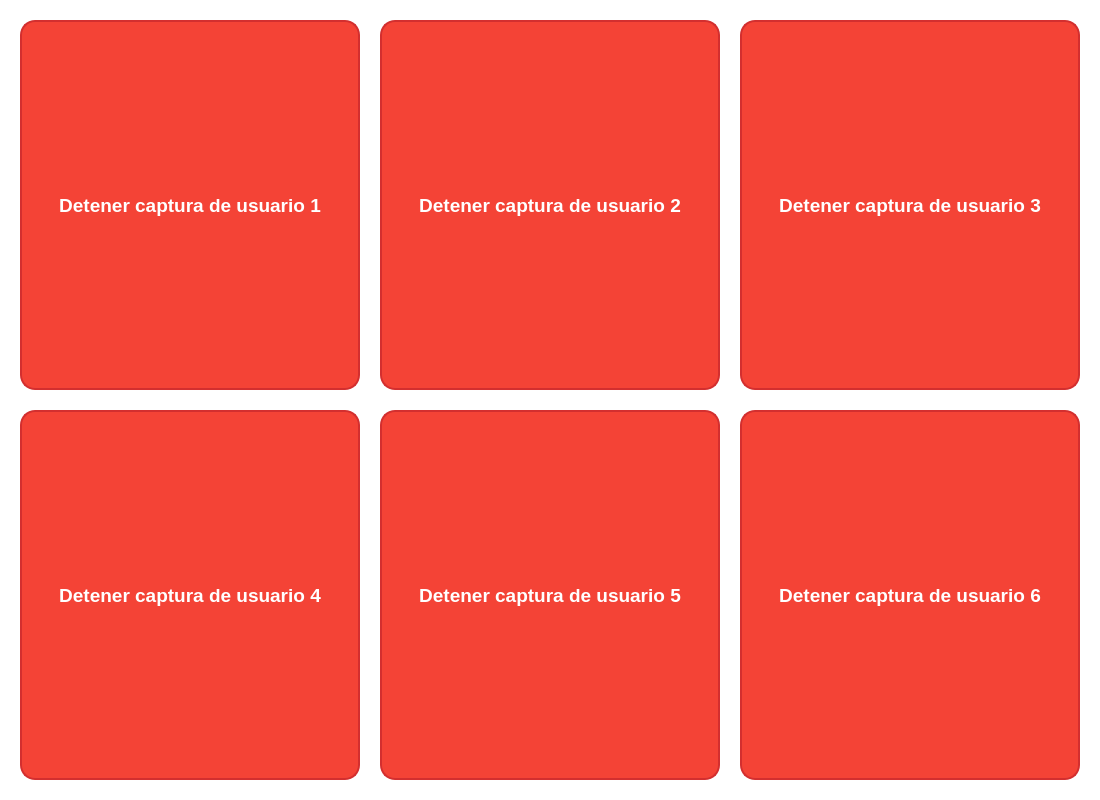
Qt form ui/experiment/running_exp.ui (juanesmz/SensoTaster) before a commit.
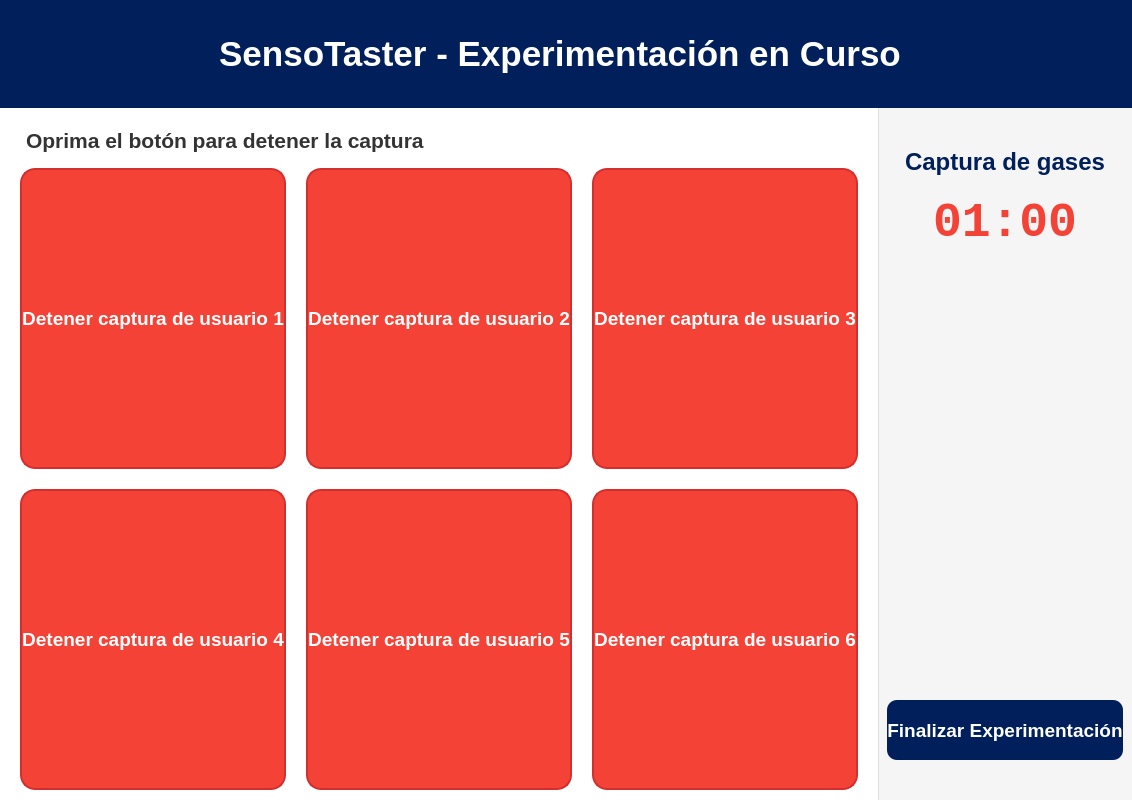
The same form after that commit. Icons and pictures are not drawn.

Commit message: Mejoras en el flujo de experimentación: validación EMG, captura de gases (1 min, LabJack mapping), timers visuales, inicio asíncrono y rediseño de UI en RunningExp.

The edit to the form file:
```diff
--- a/ui/experiment/running_exp.ui
+++ b/ui/experiment/running_exp.ui
@@ -18,21 +18,170 @@
     background-color: white;
 }</string>
   </property>
+  <layout class="QVBoxLayout" name="mainVerticalLayout">
+   <property name="spacing">
+    <number>0</number>
+   </property>
+   <property name="leftMargin">
+    <number>0</number>
+   </property>
+   <property name="topMargin">
+    <number>0</number>
+   </property>
+   <property name="rightMargin">
+    <number>0</number>
+   </property>
+   <property name="bottomMargin">
+    <number>0</number>
+   </property>
+   <item>
+    <widget class="QWidget" name="headerWidget" native="true">
+     <property name="minimumSize">
+      <size>
+       <width>0</width>
+       <height>108</height>
+      </size>
+     </property>
+     <property name="maximumSize">
+      <size>
+       <width>16777215</width>
+       <height>108</height>
+      </size>
+     </property>
+     <property name="styleSheet">
+      <string notr="true">background-color: #001F5B; color: white;</string>
+     </property>
+     <layout class="QHBoxLayout" name="horizontalLayoutHeader">
+      <property name="leftMargin">
+       <number>30</number>
+      </property>
+      <property name="rightMargin">
+       <number>30</number>
+      </property>
+      <item>
+       <spacer name="horizontalSpacerLeft">
+        <property name="orientation">
+         <enum>Qt::Orientation::Horizontal</enum>
+        </property>
+        <property name="sizeHint" stdset="0">
+         <size>
+          <width>40</width>
+          <height>20</height>
+         </size>
+        </property>
+       </spacer>
+      </item>
+      <item>
+       <widget class="QLabel" name="lblTitle">
+        <property name="font">
+         <font>
+          <family>Segoe UI</family>
+          <pointsize>26</pointsize>
+          <bold>true</bold>
+         </font>
+        </property>
+        <property name="text">
+         <string>SensoTaster - Experimentación en Curso</string>
+        </property>
+        <property name="alignment">
+         <set>Qt::AlignmentFlag::AlignCenter</set>
+        </property>
+       </widget>
+      </item>
+      <item>
+       <spacer name="horizontalSpacerRight">
+        <property name="orientation">
+         <enum>Qt::Orientation::Horizontal</enum>
+        </property>
+        <property name="sizeHint" stdset="0">
+         <size>
+          <width>40</width>
+          <height>20</height>
+         </size>
+        </property>
+       </spacer>
+      </item>
+      <item>
+       <widget class="QLabel" name="lblLogoHeader">
+        <property name="maximumSize">
+         <size>
+          <width>80</width>
+          <height>80</height>
+         </size>
+        </property>
+        <property name="text">
+         <string/>
+        </property>
+        <property name="pixmap">
+         <pixmap>../../resources/images/logo_capsab.png</pixmap>
+        </property>
+        <property name="scaledContents">
+         <bool>true</bool>
+        </property>
+       </widget>
+      </item>
+     </layout>
+    </widget>
+   </item>
+   <item>
+    <layout class="QHBoxLayout" name="horizontalLayoutBody" stretch="7,3">
+     <property name="spacing">
+      <number>0</number>
+     </property>
+     <item>
+      <widget class="QWidget" name="containerButtons" native="true">
+       <layout class="QVBoxLayout" name="verticalLayoutInner">
+        <property name="spacing">
+         <number>10</number>
+        </property>
+        <property name="leftMargin">
+         <number>20</number>
+        </property>
+        <property name="topMargin">
+         <number>20</number>
+        </property>
+        <property name="rightMargin">
+         <number>20</number>
+        </property>
+        <property name="bottomMargin">
+         <number>10</number>
+        </property>
+        <item>
+         <widget class="QLabel" name="lblInstructions">
+          <property name="font">
+           <font>
+            <family>Segoe UI</family>
+            <pointsize>16</pointsize>
+            <bold>true</bold>
+           </font>
+          </property>
+          <property name="styleSheet">
+           <string notr="true">color: #333333; margin-bottom: 5px;</string>
+          </property>
+          <property name="text">
+           <string>Oprima el botón para detener la captura</string>
+          </property>
+          <property name="alignment">
+           <set>Qt::AlignmentFlag::AlignLeading|Qt::AlignmentFlag::AlignLeft|Qt::AlignmentFlag::AlignVCenter</set>
+          </property>
+         </widget>
+        </item>
+        <item>
   <layout class="QGridLayout" name="gridLayoutButtons">
    <property name="spacing">
     <number>20</number>
    </property>
    <property name="leftMargin">
-    <number>20</number>
+           <number>0</number>
    </property>
    <property name="topMargin">
-    <number>20</number>
+           <number>0</number>
    </property>
    <property name="rightMargin">
-    <number>20</number>
+           <number>0</number>
    </property>
    <property name="bottomMargin">
-    <number>20</number>
+           <number>0</number>
    </property>
    <item row="0" column="0">
     <widget class="QPushButton" name="btnStopUser1">
@@ -231,6 +380,118 @@
       <string>Detener captura de usuario 6</string>
      </property>
     </widget>
+          </item>
+         </layout>
+        </item>
+       </layout>
+      </widget>
+     </item>
+     <item>
+      <widget class="QWidget" name="containerRight" native="true">
+       <property name="styleSheet">
+        <string notr="true">background-color: #F5F5F5; border-left: 1px solid #E0E0E0;</string>
+       </property>
+       <layout class="QVBoxLayout" name="verticalLayoutRight">
+        <property name="spacing">
+         <number>20</number>
+        </property>
+        <property name="topMargin">
+         <number>40</number>
+        </property>
+        <property name="bottomMargin">
+         <number>40</number>
+        </property>
+        <item>
+         <widget class="QLabel" name="lblGasTitle">
+          <property name="font">
+           <font>
+            <family>Segoe UI</family>
+            <pointsize>18</pointsize>
+            <bold>true</bold>
+           </font>
+          </property>
+          <property name="styleSheet">
+           <string notr="true">color: #001F5B; border: none;</string>
+          </property>
+          <property name="text">
+           <string>Captura de gases</string>
+          </property>
+          <property name="alignment">
+           <set>Qt::AlignmentFlag::AlignCenter</set>
+          </property>
+         </widget>
+        </item>
+        <item>
+         <widget class="QLabel" name="lblGasTimer">
+          <property name="font">
+           <font>
+            <family>Consolas</family>
+            <pointsize>36</pointsize>
+            <bold>true</bold>
+           </font>
+          </property>
+          <property name="styleSheet">
+           <string notr="true">color: #F44336; border: none;</string>
+          </property>
+          <property name="text">
+           <string>01:00</string>
+          </property>
+          <property name="alignment">
+           <set>Qt::AlignmentFlag::AlignCenter</set>
+          </property>
+         </widget>
+        </item>
+        <item>
+         <spacer name="verticalSpacerRight">
+          <property name="orientation">
+           <enum>Qt::Orientation::Vertical</enum>
+          </property>
+          <property name="sizeHint" stdset="0">
+           <size>
+            <width>20</width>
+            <height>40</height>
+           </size>
+          </property>
+         </spacer>
+        </item>
+        <item>
+         <widget class="QPushButton" name="btnFinishExp">
+          <property name="minimumSize">
+           <size>
+            <width>0</width>
+            <height>60</height>
+           </size>
+          </property>
+          <property name="font">
+           <font>
+            <family>Segoe UI</family>
+            <pointsize>14</pointsize>
+            <bold>true</bold>
+           </font>
+          </property>
+          <property name="styleSheet">
+           <string notr="true">QPushButton {
+    background-color: #001F5B;
+    color: white;
+    border-radius: 10px;
+    border: none;
+}
+QPushButton:hover {
+    background-color: #003399;
+}
+QPushButton:pressed {
+    background-color: #001030;
+}</string>
+          </property>
+          <property name="text">
+           <string>Finalizar Experimentación</string>
+          </property>
+         </widget>
+        </item>
+       </layout>
+      </widget>
+     </item>
+    </layout>
    </item>
   </layout>
  </widget>
```
Lines whose indentation alone changed are shown as unchanged. The commit also changes 12 other files.
